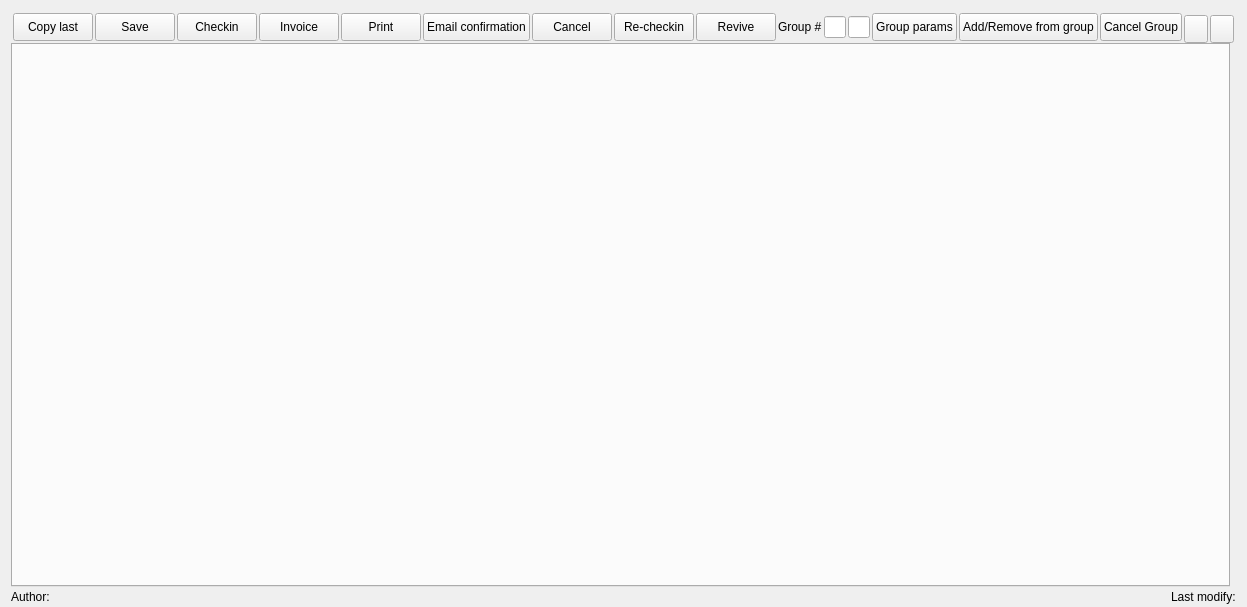
Qt form Resort/wreservation.ui (End1-1/Resort) before a commit.
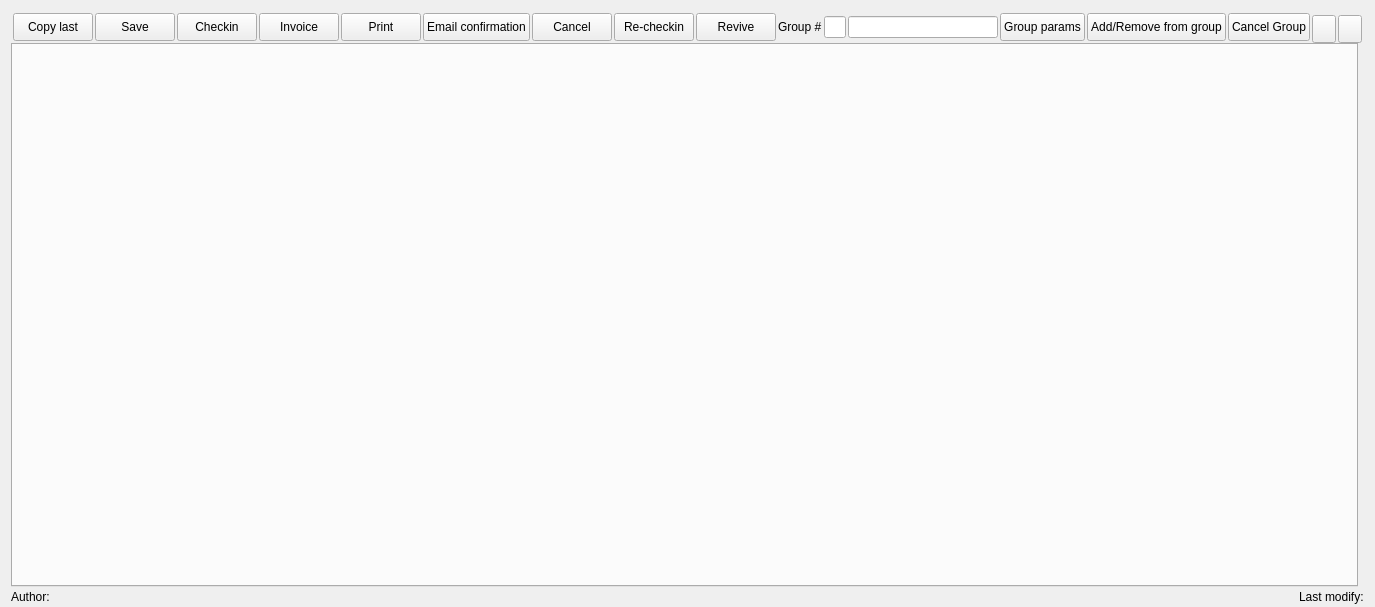
The same form after that commit. Icons and pictures are not drawn. Custom widgets are drawn as their Qt base class.

The edit to the form file:
```diff
--- a/Resort/wreservation.ui
+++ b/Resort/wreservation.ui
@@ -6,7 +6,7 @@
    <rect>
     <x>0</x>
     <y>0</y>
-    <width>1233</width>
+    <width>1310</width>
     <height>607</height>
    </rect>
   </property>
@@ -327,6 +327,18 @@
         <property name="enabled">
          <bool>true</bool>
         </property>
+        <property name="minimumSize">
+         <size>
+          <width>150</width>
+          <height>0</height>
+         </size>
+        </property>
+        <property name="maximumSize">
+         <size>
+          <width>150</width>
+          <height>16777215</height>
+         </size>
+        </property>
         <property name="readOnly">
          <bool>true</bool>
         </property>
```
